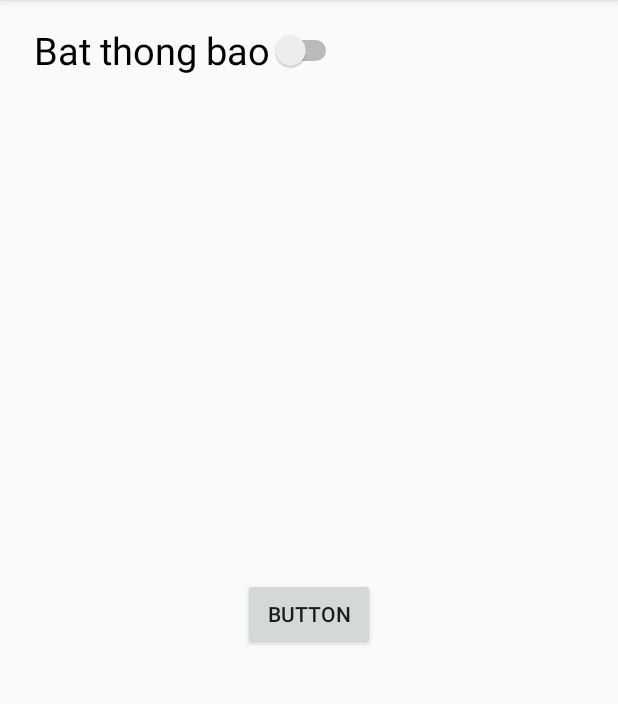
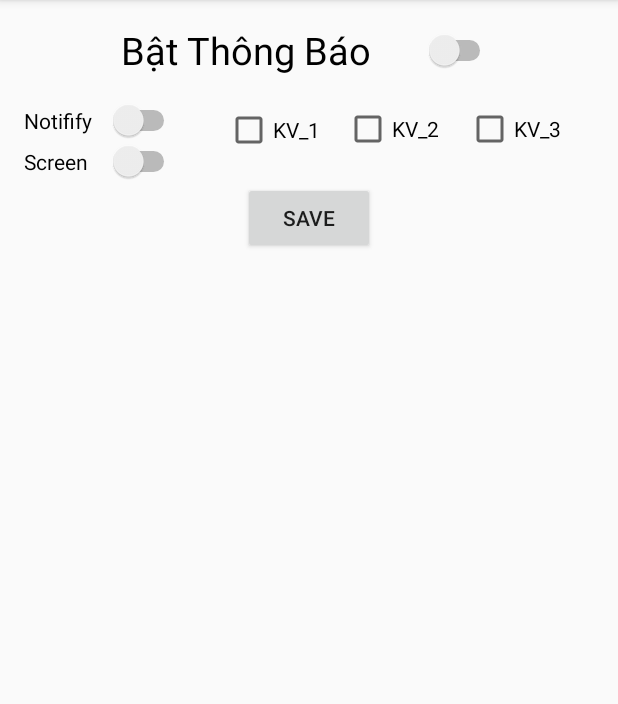
Before and after one commit to nganth3/SMSv1, an Android app: the screen it shows after launch (MainActivity), on a phone screen of 412 x 824 dp, the part 84-788 px from its top. Run offline under Robolectric (Android 15) with nearby library versions, the phone set to English and light mode, and no system bars.

Commit message:
update 19/10
Signed-off-by: nganth3 <ngantranhuu@gmail.com>

```diff
--- a/app/src/main/AndroidManifest.xml
+++ b/app/src/main/AndroidManifest.xml
@@ -18,9 +18,10 @@
         android:supportsRtl="true"
         android:theme="@style/AppTheme">
         <activity
+
             android:colorMode="wideColorGamut"
             android:name=".ThongBaoActivity"
-            android:theme="@style/MyTheme_Black"          >
+            android:theme="@style/MyTheme_Black">
 
         </activity>
         <activity android:name=".MainActivity">
--- a/app/src/main/java/com/example/smsv1/GlobalApplication.java
+++ b/app/src/main/java/com/example/smsv1/GlobalApplication.java
@@ -1,20 +1,38 @@
 package com.example.smsv1;
 
 import android.app.Application;
+import android.app.NotificationChannel;
+import android.app.NotificationManager;
 import android.content.Context;
+import android.os.Build;
 
 public class GlobalApplication extends Application {
-
+    public static final String CHANNEL_1_ID="channel1";
     private static Context appContext;
-
     @Override
     public void onCreate() {
         super.onCreate();
         appContext = getApplicationContext();
+        createNotificationChannels();
+    }
+    public static Context getAppContext() {
+        return appContext;
+    }
+
+    private void createNotificationChannels(){
+        if(Build.VERSION.SDK_INT>=Build.VERSION_CODES.O){
+            NotificationChannel channel1 = new NotificationChannel(CHANNEL_1_ID,
+                    "Channel 1",
+                    NotificationManager.IMPORTANCE_HIGH);
+            channel1.setDescription("This is channel 1");
+            channel1.enableVibration(true);
+            NotificationManager manager = getSystemService(NotificationManager.class);
+            manager.createNotificationChannel(channel1);
+
+        }
+
 
     }
 
-    public static Context getAppContext() {
-        return appContext;
-    }
+
 }
--- a/app/src/main/java/com/example/smsv1/MainActivity.java
+++ b/app/src/main/java/com/example/smsv1/MainActivity.java
@@ -16,52 +16,81 @@ import android.util.Log;
 import android.view.View;
 import android.view.WindowManager;
 import android.widget.Button;
+import android.widget.CheckBox;
 import android.widget.Switch;
 import android.widget.Toast;
 
 public class MainActivity extends AppCompatActivity {
+    private static int count;
     private static final int MY_PERMISSIONS_REQUEST_RECEIVE_SMS =0 ;
     public static Boolean blnThongBao;
-    Switch wstThongBao;
+    Switch wstThongBao,wstNotify,wstSreen;
+    CheckBox ckbKV1,ckbKV2,ckbKV3;
+    Button btnSave;
     public static SharedPreferences sharedPreferences;
     @Override
     protected void onCreate(Bundle savedInstanceState) {
         super.onCreate(savedInstanceState);
         setContentView(R.layout.activity_main);
-        wstThongBao = (Switch) findViewById(R.id.swtThongbao);
+        count+=1;
 
+        anhXa();
+        checkPermission();
+        setValue();
 
-        sharedPreferences = getSharedPreferences("SHARED_PREFERENCES_SETUP", Context.MODE_PRIVATE);
-        blnThongBao=sharedPreferences.getBoolean("ThongBao",false);
-
-
-        wstThongBao.setChecked(blnThongBao);
         wstThongBao.setOnClickListener(new View.OnClickListener() {
             @Override
             public void onClick(View v) {
-                blnThongBao = wstThongBao.isChecked();
-                SharedPreferences.Editor editor = sharedPreferences.edit();
-                editor.putBoolean("ThongBao",blnThongBao);
-                editor.apply();
+                saveValue();
+                 if (wstThongBao.isChecked()==false){
+                  finish();
+                 };            }
+        });
+
+        btnSave.setOnClickListener(new View.OnClickListener() {
+            @Override
+            public void onClick(View v) {
+                saveValue();
+                finish();
+                Toast.makeText(MainActivity.this, "SAVE VALUE",Toast.LENGTH_LONG).show();
+
             }
         });
+    }
 
 
+    private void anhXa(){
+        sharedPreferences = getSharedPreferences("SHARED_PREFERENCES_SETUP", Context.MODE_PRIVATE);
+        wstThongBao = (Switch) findViewById(R.id.swtThongbao);
+        wstSreen= findViewById(R.id.switch_activity);
+        wstNotify =findViewById(R.id.switch_notify);
+        ckbKV1=findViewById(R.id.checkBoxKV1);
+        ckbKV2=findViewById(R.id.checkBoxKV2);
+        ckbKV3=findViewById(R.id.checkBoxKV3);
+        btnSave =findViewById(R.id.button);
+    }
+    private void setValue(){
+        wstThongBao.setChecked(sharedPreferences.getBoolean("ThongBao",false));
+        wstNotify.setChecked(sharedPreferences.getBoolean("Notify",false));
+        wstSreen.setChecked(sharedPreferences.getBoolean("Notify",false));
+        ckbKV1.setChecked(sharedPreferences.getBoolean("KV1",false));
+        ckbKV2.setChecked(sharedPreferences.getBoolean("KV2",false));
+        ckbKV3.setChecked(sharedPreferences.getBoolean("KV3",false));
 
 
+    }
+    private void saveValue(){
+        SharedPreferences.Editor editor = sharedPreferences.edit();
+        editor.putBoolean("ThongBao",wstThongBao.isChecked());
+        editor.putBoolean("Notify",wstNotify.isChecked());
+        editor.putBoolean("Screen",wstSreen.isChecked());
+        editor.putBoolean("KV1",ckbKV1.isChecked());
+        editor.putBoolean("KV2",ckbKV2.isChecked());
+        editor.putBoolean("KV3",ckbKV3.isChecked());
+        editor.apply();
+    }
 
-        Button btn = (Button)findViewById(R.id.button);
-        btn.setOnClickListener(new View.OnClickListener() {
-            @Override
-            public void onClick(View v) {
-                Intent i = new Intent();
-                i.setClass(MainActivity.this,ThongBaoActivity.class);
-                startActivity(i);
-            }
-        });
-
-
-
+    private void checkPermission(){
         if(ContextCompat.checkSelfPermission(this, Manifest.permission.RECEIVE_SMS)!= PackageManager.PERMISSION_GRANTED)
         {
             if(ActivityCompat.shouldShowRequestPermissionRationale(this, Manifest.permission.RECEIVE_SMS))
@@ -74,7 +103,6 @@ public class MainActivity extends AppCompatActivity {
             }
         }
     }
-
     @Override
     public void onRequestPermissionsResult(int requestCode, String permissions [], int [] grantResults )
     {
@@ -97,5 +125,4 @@ public class MainActivity extends AppCompatActivity {
 
 
 
-
 }
--- a/app/src/main/res/layout/activity_main.xml
+++ b/app/src/main/res/layout/activity_main.xml
@@ -8,24 +8,101 @@
     android:keepScreenOn="true">
 
     <Switch
+        android:id="@+id/swtThongbao"
+        android:layout_width="250dp"
+        android:layout_height="wrap_content"
+        android:layout_marginStart="64dp"
+        android:layout_marginLeft="64dp"
+        android:layout_marginTop="16dp"
+        android:layout_marginEnd="64dp"
+        android:layout_marginRight="64dp"
+        android:text="Bật Thông Báo"
         android:textSize="25dp"
-        android:id="@+id/swtThongbao"
-        android:layout_width="wrap_content"
-        android:layout_height="wrap_content"
-        android:layout_marginTop="16dp"
-        android:text="Bat thong bao"
         app:layout_constraintEnd_toEndOf="parent"
-        app:layout_constraintHorizontal_bias="0.109"
+        app:layout_constraintHorizontal_bias="0.49"
         app:layout_constraintStart_toStartOf="parent"
         app:layout_constraintTop_toTopOf="parent" />
+
+
+    <Switch
+        android:id="@+id/switch_notify"
+        android:layout_width="104dp"
+        android:layout_height="wrap_content"
+        android:layout_marginStart="16dp"
+        android:layout_marginLeft="16dp"
+        android:layout_marginTop="16dp"
+        android:text="Notifify"
+        app:layout_constraintEnd_toEndOf="parent"
+        app:layout_constraintHorizontal_bias="0.0"
+        app:layout_constraintStart_toStartOf="parent"
+        app:layout_constraintTop_toBottomOf="@+id/swtThongbao" />
+
+    <Switch
+        android:id="@+id/switch_activity"
+        android:layout_width="104dp"
+        android:layout_height="wrap_content"
+        android:layout_marginStart="16dp"
+        android:layout_marginLeft="16dp"
+        android:text="Screen"
+        app:layout_constraintEnd_toEndOf="parent"
+        app:layout_constraintHorizontal_bias="0.0"
+        app:layout_constraintStart_toStartOf="parent"
+        app:layout_constraintTop_toBottomOf="@+id/switch_notify" />
+
+
+    <CheckBox
+        android:id="@+id/checkBoxKV1"
+
+        android:layout_width="0dp"
+        android:layout_height="wrap_content"
+        android:layout_marginStart="150dp"
+        android:layout_marginLeft="150dp"
+        android:text="KV_1"
+        app:layout_constraintBottom_toTopOf="@+id/button"
+        app:layout_constraintStart_toStartOf="parent"
+        app:layout_constraintTop_toBottomOf="@+id/swtThongbao"
+        app:layout_constraintVertical_bias="0.509" />
+
+    <CheckBox
+        android:id="@+id/checkBoxKV2"
+        android:layout_width="65dp"
+        android:layout_height="wrap_content"
+        android:layout_marginStart="16dp"
+        android:layout_marginLeft="16dp"
+        android:text="KV_2"
+        app:layout_constraintBottom_toTopOf="@+id/button"
+        app:layout_constraintStart_toEndOf="@+id/checkBoxKV1"
+        app:layout_constraintTop_toBottomOf="@+id/swtThongbao" />
+
+
+    <CheckBox
+        android:id="@+id/checkBoxKV3"
+        android:layout_width="0dp"
+        android:layout_height="wrap_content"
+        android:layout_marginStart="16dp"
+        android:layout_marginLeft="16dp"
+        android:text="KV_3"
+        app:layout_constraintBottom_toTopOf="@+id/button"
+        app:layout_constraintStart_toEndOf="@+id/checkBoxKV2"
+        app:layout_constraintTop_toBottomOf="@+id/swtThongbao" />
 
     <Button
         android:id="@+id/button"
         android:layout_width="wrap_content"
         android:layout_height="wrap_content"
-        android:text="Button"
+        android:text="Save"
         app:layout_constraintBottom_toBottomOf="parent"
         app:layout_constraintEnd_toEndOf="parent"
+        app:layout_constraintHorizontal_bias="0.499"
         app:layout_constraintStart_toStartOf="parent"
-        app:layout_constraintTop_toBottomOf="@+id/swtThongbao" />
+        app:layout_constraintTop_toBottomOf="@+id/switch_activity"
+        app:layout_constraintVertical_bias="0.0" />
+
+    <Space
+        android:layout_width="wrap_content"
+        android:layout_height="wrap_content"
+        app:layout_constraintEnd_toEndOf="parent"
+        app:layout_constraintStart_toStartOf="parent"
+        app:layout_constraintTop_toBottomOf="@+id/button" />
+
 </androidx.constraintlayout.widget.ConstraintLayout>
```
Also changed, not shown: app/src/main/java/com/example/smsv1/DatabaseAccess.java (+25 -11 lines), app/src/main/java/com/example/smsv1/EditMessage.java (+134 -58 lines), app/src/main/java/com/example/smsv1/MyReceiver.java (+2 -5 lines), app/src/main/java/com/example/smsv1/ThongBao.java (+83 -58 lines), app/src/main/java/com/example/smsv1/ThongBaoActivity.java (+38 -33 lines), app/src/main/res/layout/activity_thong_bao.xml (+7 -3 lines), app/src/main/res/layout/layout_notify.xml (added, +21 -0 lines).
